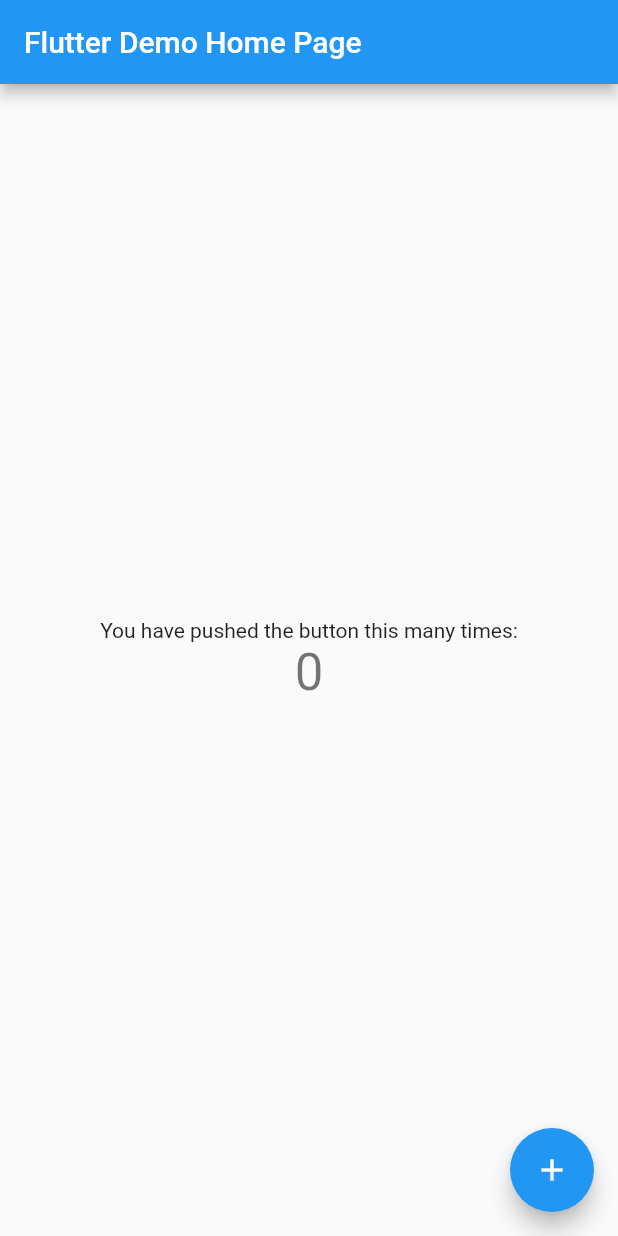
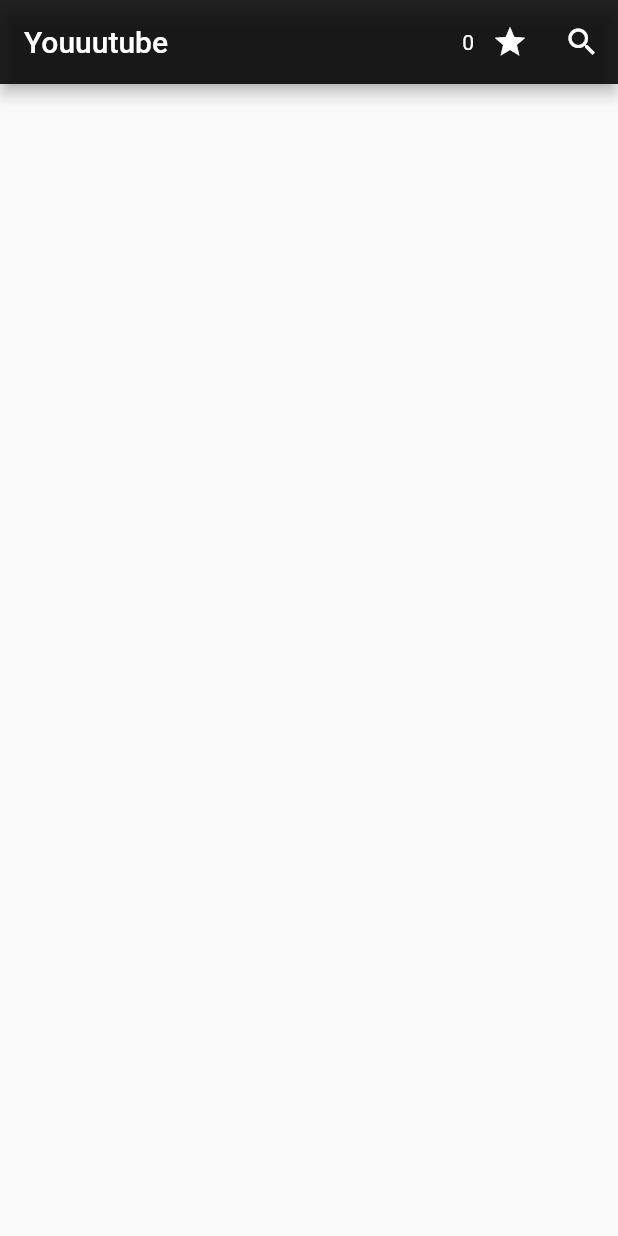
Before and after one commit to yuritoledo/flutter_youtube_favourites, a Flutter app: the screen it shows after launch, on a phone screen of 412 x 824 dp. Run offline on Flutter 3.47's test engine with Material 2 defaults, Android fonts, the phone set to English and light mode, and no system bars; missing offline and left inert: bloc_pattern.

Commit message:
Home creation

```diff
--- a/lib/main.dart
+++ b/lib/main.dart
@@ -1,111 +1,9 @@
 import 'package:flutter/material.dart';
+import 'package:youtube_favourites/screens/home.dart';
 
-void main() => runApp(MyApp());
-
-class MyApp extends StatelessWidget {
-  // This widget is the root of your application.
-  @override
-  Widget build(BuildContext context) {
-    return MaterialApp(
-      title: 'Flutter Demo',
-      theme: ThemeData(
-        // This is the theme of your application.
-        //
-        // Try running your application with "flutter run". You'll see the
-        // application has a blue toolbar. Then, without quitting the app, try
-        // changing the primarySwatch below to Colors.green and then invoke
-        // "hot reload" (press "r" in the console where you ran "flutter run",
-        // or simply save your changes to "hot reload" in a Flutter IDE).
-        // Notice that the counter didn't reset back to zero; the application
-        // is not restarted.
-        primarySwatch: Colors.blue,
-      ),
-      home: MyHomePage(title: 'Flutter Demo Home Page'),
-    );
-  }
+main(List<String> args) {
+  runApp(MaterialApp(
+    title: 'Youutube',
+    home: Home(),
+  ));
 }
-
-class MyHomePage extends StatefulWidget {
-  MyHomePage({Key key, this.title}) : super(key: key);
-
-  // This widget is the home page of your application. It is stateful, meaning
-  // that it has a State object (defined below) that contains fields that affect
-  // how it looks.
-
-  // This class is the configuration for the state. It holds the values (in this
-  // case the title) provided by the parent (in this case the App widget) and
-  // used by the build method of the State. Fields in a Widget subclass are
-  // always marked "final".
-
-  final String title;
-
-  @override
-  _MyHomePageState createState() => _MyHomePageState();
-}
-
-class _MyHomePageState extends State<MyHomePage> {
-  int _counter = 0;
-
-  void _incrementCounter() {
-    setState(() {
-      // This call to setState tells the Flutter framework that something has
-      // changed in this State, which causes it to rerun the build method below
-      // so that the display can reflect the updated values. If we changed
-      // _counter without calling setState(), then the build method would not be
-      // called again, and so nothing would appear to happen.
-      _counter++;
-    });
-  }
-
-  @override
-  Widget build(BuildContext context) {
-    // This method is rerun every time setState is called, for instance as done
-    // by the _incrementCounter method above.
-    //
-    // The Flutter framework has been optimized to make rerunning build methods
-    // fast, so that you can just rebuild anything that needs updating rather
-    // than having to individually change instances of widgets.
-    return Scaffold(
-      appBar: AppBar(
-        // Here we take the value from the MyHomePage object that was created by
-        // the App.build method, and use it to set our appbar title.
-        title: Text(widget.title),
-      ),
-      body: Center(
-        // Center is a layout widget. It takes a single child and positions it
-        // in the middle of the parent.
-        child: Column(
-          // Column is also a layout widget. It takes a list of children and
-          // arranges them vertically. By default, it sizes itself to fit its
-          // children horizontally, and tries to be as tall as its parent.
-          //
-          // Invoke "debug painting" (press "p" in the console, choose the
-          // "Toggle Debug Paint" action from the Flutter Inspector in Android
-          // Studio, or the "Toggle Debug Paint" command in Visual Studio Code)
-          // to see the wireframe for each widget.
-          //
-          // Column has various properties to control how it sizes itself and
-          // how it positions its children. Here we use mainAxisAlignment to
-          // center the children vertically; the main axis here is the vertical
-          // axis because Columns are vertical (the cross axis would be
-          // horizontal).
-          mainAxisAlignment: MainAxisAlignment.center,
-          children: <Widget>[
-            Text(
-              'You have pushed the button this many times:',
-            ),
-            Text(
-              '$_counter',
-              style: Theme.of(context).textTheme.display1,
-            ),
-          ],
-        ),
-      ),
-      floatingActionButton: FloatingActionButton(
-        onPressed: _incrementCounter,
-        tooltip: 'Increment',
-        child: Icon(Icons.add),
-      ), // This trailing comma makes auto-formatting nicer for build methods.
-    );
-  }
-}
--- /dev/null
+++ b/lib/screens/home.dart
@@ -0,0 +1,27 @@
+import 'package:flutter/material.dart';
+import 'package:youtube_favourites/delegates/data_search.dart';
+
+class Home extends StatelessWidget {
+  @override
+  Widget build(BuildContext context) {
+    return Scaffold(
+      appBar: AppBar(
+        title: Text('Youuutube'),
+        backgroundColor: Colors.black87,
+        actions: <Widget>[
+          Align(
+            child: Text('0'),
+          ),
+          IconButton(icon: Icon(Icons.star), onPressed: () {}),
+          IconButton(
+              icon: Icon(Icons.search),
+              onPressed: () async {
+                final search =
+                    await showSearch(context: context, delegate: DataSearch());
+                print(search);
+              }),
+        ],
+      ),
+    );
+  }
+}
```
